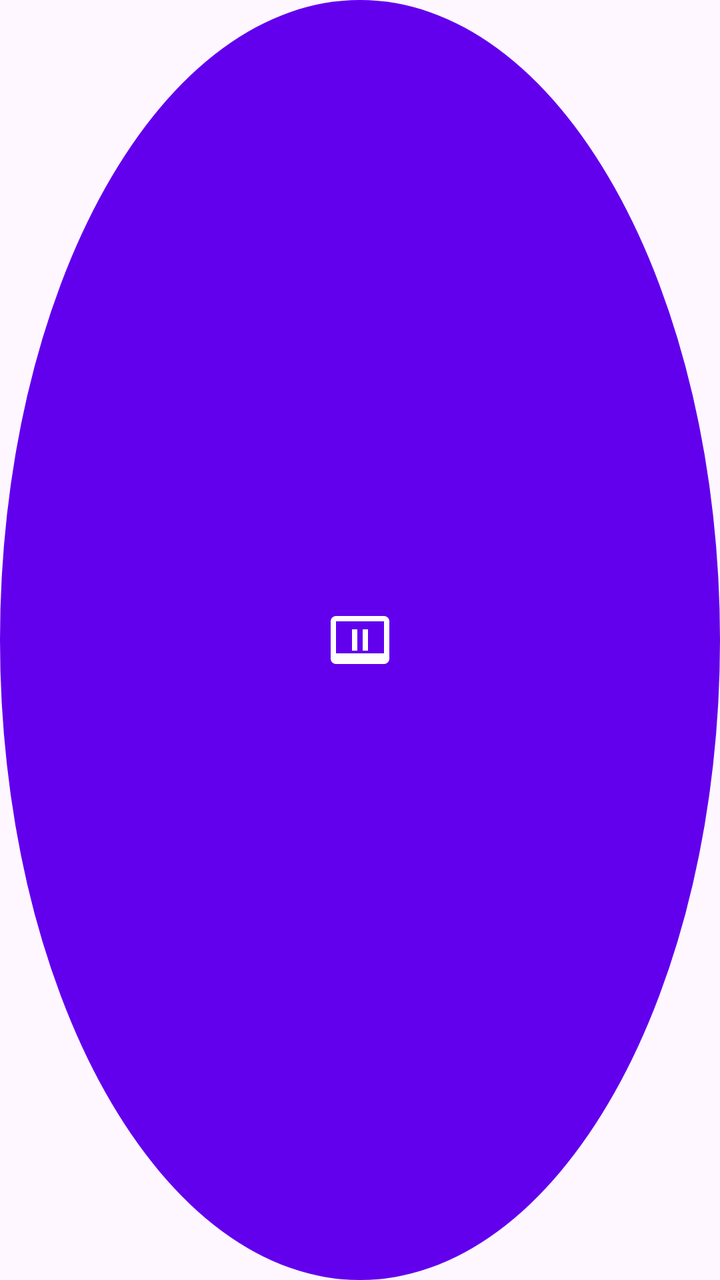
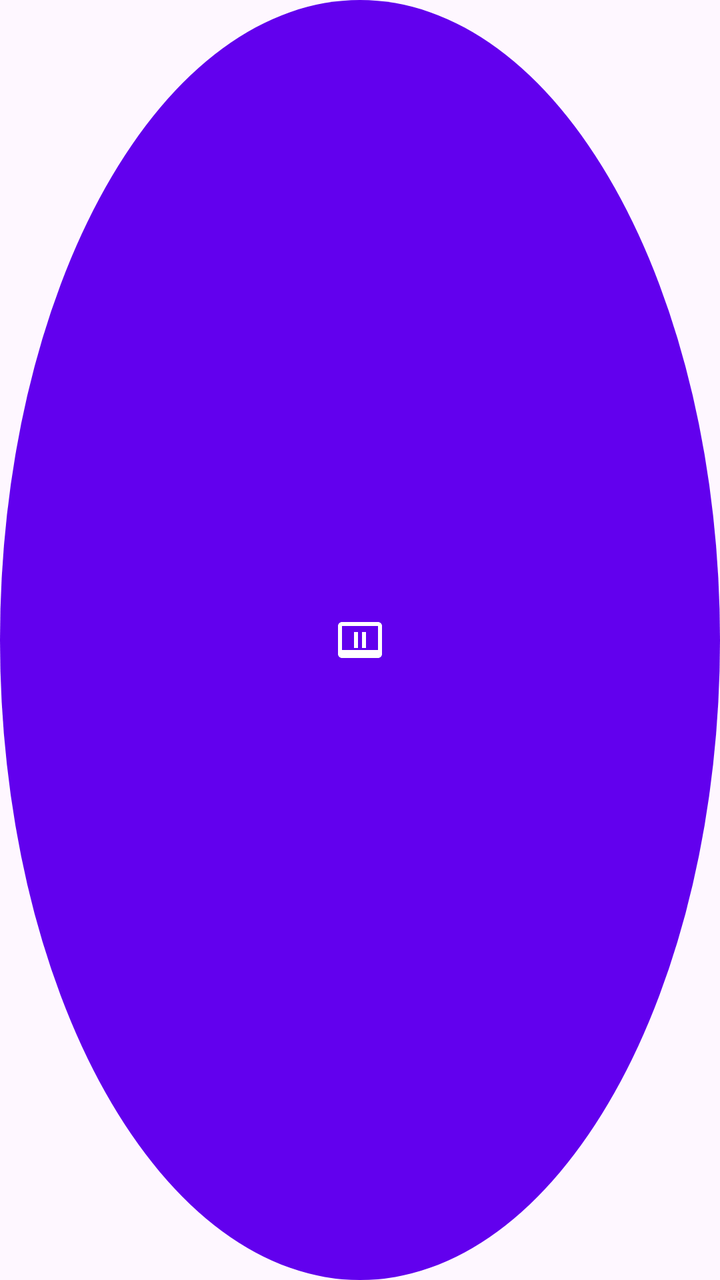

Screens rendered from an Android XML layout before and after an edit, with the pre-edit source and the edit as a unified diff.
<!-- AndroidManifest.xml: application theme Theme.FloatOverlay -->
<!-- res/layout/floating_icon.xml -->
<?xml version="1.0" encoding="utf-8"?>
<FrameLayout xmlns:android="http://schemas.android.com/apk/res/android"
    android:id="@+id/floatingIconRoot"
    android:layout_width="56dp"
    android:layout_height="56dp"
    android:background="@drawable/floating_icon_background">

    <ImageView
        android:id="@+id/floatingIconImage"
        android:layout_width="32dp"
        android:layout_height="32dp"
        android:layout_gravity="center"
        android:contentDescription="Overlay"
        android:src="@drawable/ic_overlay" />

    <TextView
        android:id="@+id/badgeCounter"
        android:layout_width="20dp"
        android:layout_height="20dp"
        android:layout_gravity="top|end"
        android:layout_marginTop="2dp"
        android:layout_marginEnd="2dp"
        android:background="@drawable/badge_background"
        android:gravity="center"
        android:text="0"
        android:textColor="@color/white"
        android:textSize="11sp"
        android:visibility="gone" />

</FrameLayout>
<!-- resources referenced by this layout -->
<resources>
  <color name="white">#FFFFFFFF</color>
  <!-- drawable badge_background (drawable) -->
  <?xml version="1.0" encoding="utf-8"?>
  <shape xmlns:android="http://schemas.android.com/apk/res/android"
      android:shape="oval">
      <solid android:color="#F44336" />
  </shape>
  <!-- drawable floating_icon_background (drawable) -->
  <?xml version="1.0" encoding="utf-8"?>
  <shape xmlns:android="http://schemas.android.com/apk/res/android"
      android:shape="oval">
      <solid android:color="@color/purple_500" />
  </shape>
  <!-- drawable ic_overlay (drawable) -->
  <?xml version="1.0" encoding="utf-8"?>
  <vector xmlns:android="http://schemas.android.com/apk/res/android"
      android:width="24dp"
      android:height="24dp"
      android:viewportWidth="24"
      android:viewportHeight="24">
      <path
          android:fillColor="#FFFFFF"
          android:pathData="M21,3H3c-1.1,0 -2,0.9 -2,2v14c0,1.1 0.9,2 2,2h18c1.1,0 2,-0.9 2,-2V5c0,-1.1 -0.9,-2 -2,-2zM21,17H3V5h18v12zM9,8h2v8H9V8zM13,8h2v8h-2V8z" />
  </vector>
  <style name="Theme.FloatOverlay" parent="Theme.Material3.DayNight.NoActionBar">
          <item name="colorPrimary">@color/purple_500</item>
          <item name="colorPrimaryVariant">@color/purple_700</item>
          <item name="colorOnPrimary">@color/white</item>
          <item name="colorSecondary">@color/teal_200</item>
          <item name="colorSecondaryVariant">@color/teal_700</item>
          <item name="android:statusBarColor">@color/purple_700</item>
      </style>
  <color name="purple_500">#FF6200EE</color>
  <color name="purple_700">#FF3700B3</color>
  <color name="teal_200">#FF03DAC5</color>
  <color name="teal_700">#FF018786</color>
</resources>

<!-- the commit's change to res/layout/floating_icon.xml (unified diff, before → after) -->
@@ -1,30 +1,30 @@
 <?xml version="1.0" encoding="utf-8"?>
 <FrameLayout xmlns:android="http://schemas.android.com/apk/res/android"
     android:id="@+id/floatingIconRoot"
-    android:layout_width="56dp"
-    android:layout_height="56dp"
+    android:layout_width="44dp"
+    android:layout_height="44dp"
     android:background="@drawable/floating_icon_background">
 
     <ImageView
         android:id="@+id/floatingIconImage"
-        android:layout_width="32dp"
-        android:layout_height="32dp"
+        android:layout_width="24dp"
+        android:layout_height="24dp"
         android:layout_gravity="center"
         android:contentDescription="Overlay"
         android:src="@drawable/ic_overlay" />
 
     <TextView
         android:id="@+id/badgeCounter"
-        android:layout_width="20dp"
-        android:layout_height="20dp"
+        android:layout_width="18dp"
+        android:layout_height="18dp"
         android:layout_gravity="top|end"
-        android:layout_marginTop="2dp"
-        android:layout_marginEnd="2dp"
+        android:layout_marginTop="1dp"
+        android:layout_marginEnd="1dp"
         android:background="@drawable/badge_background"
         android:gravity="center"
         android:text="0"
         android:textColor="@color/white"
-        android:textSize="11sp"
+        android:textSize="10sp"
         android:visibility="gone" />
 
 </FrameLayout>
